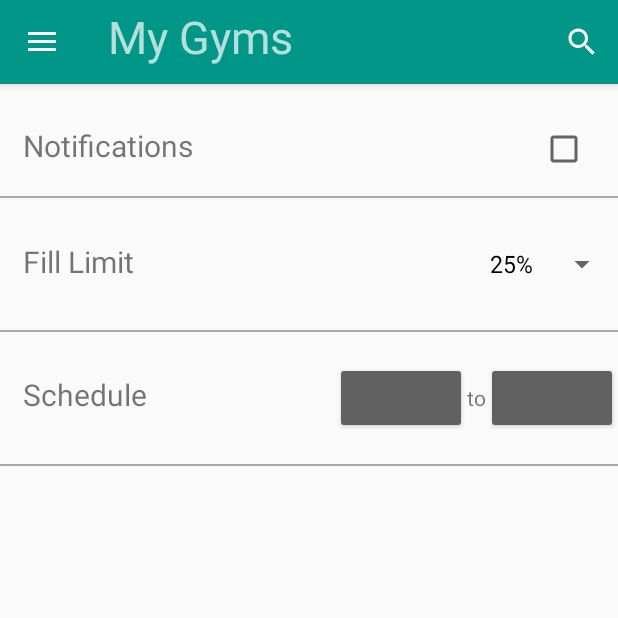
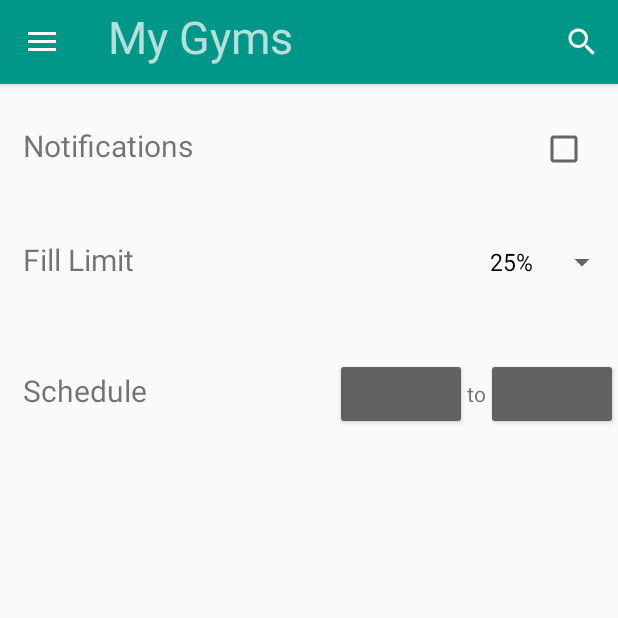
Before and after one commit to jamesh21/GymWatch, an Android app: the fragment SettingsFragment placed in its activity, on a phone screen of 412 x 824 dp, the top half of it. Run offline under Robolectric (Android 15) with nearby library versions, the phone set to English and light mode, and no system bars; 4 statements that could not run were skipped.

Commit message:
Removed splitters from settings

```diff
--- a/app/src/main/res/layout/fragment_settings.xml
+++ b/app/src/main/res/layout/fragment_settings.xml
@@ -10,7 +10,6 @@
         android:orientation="horizontal"
         android:paddingTop="17dp"
         android:paddingBottom="20dp">
-
         <TextView
             android:layout_width="wrap_content"
             android:layout_height="wrap_content"
@@ -26,10 +25,6 @@
             android:paddingRight="20dp" />
     </LinearLayout>
 
-    <View
-        android:layout_width="match_parent"
-        android:layout_height="1dp"
-        android:background="@android:color/darker_gray" />
 
     <LinearLayout
         android:layout_width="match_parent"
@@ -52,10 +47,6 @@
             android:id="@+id/fill_spinner"></Spinner>
     </LinearLayout>
 
-    <View
-        android:layout_width="match_parent"
-        android:layout_height="1dp"
-        android:background="@android:color/darker_gray" />
 
     <LinearLayout
         android:layout_width="match_parent"
@@ -89,9 +80,5 @@
             android:text="24:00"/>
     </LinearLayout>
 
-    <View
-        android:layout_width="match_parent"
-        android:layout_height="1dp"
-        android:background="@android:color/darker_gray" />
 
 </LinearLayout>
```
Also changed, not shown: 1 other file.
